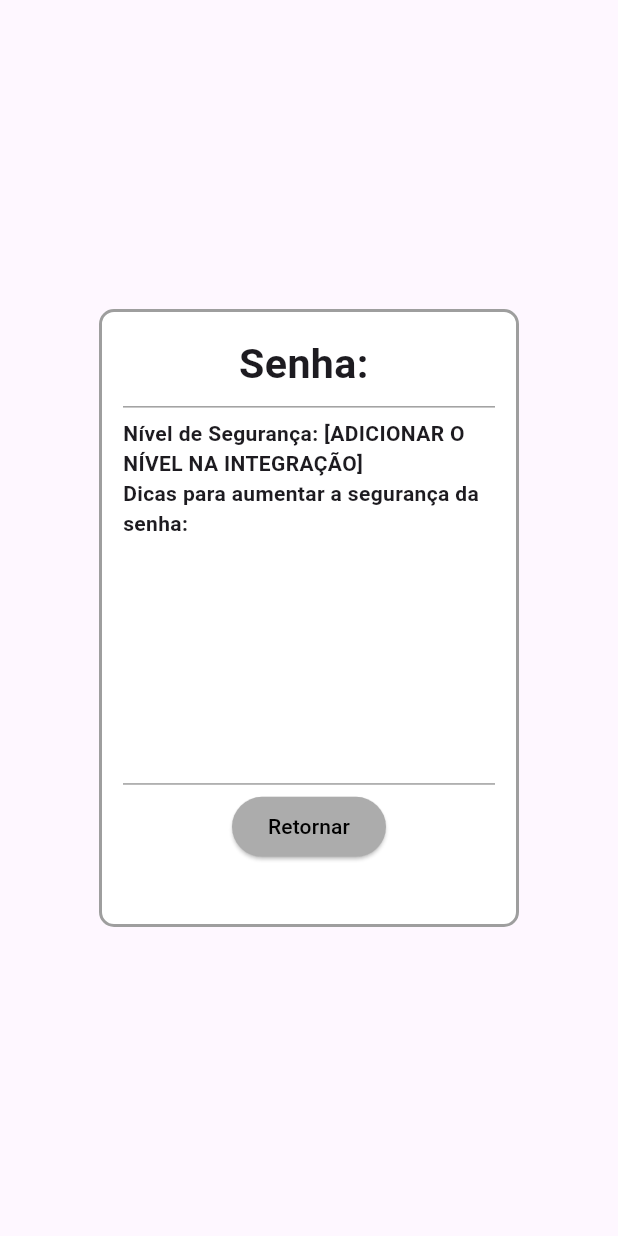
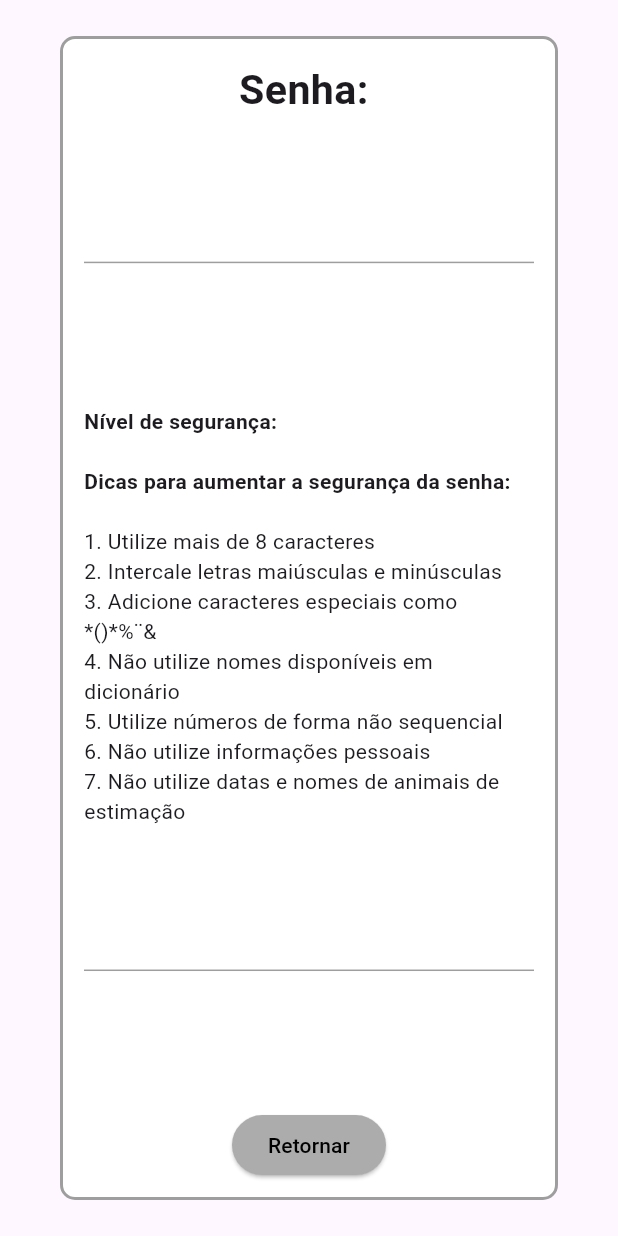
Before and after one commit to kaikdorvalo/aep_6s_2b, a Flutter app: the AlertPassword widget shown alone on an empty page, opened directly with empty values, on a phone screen of 412 x 824 dp. Run offline on Flutter 3.47's test engine with Material 3 defaults, Android fonts, the light colour scheme and no system bars.

Commit message:
feat: integrar backend com flutter

```diff
--- a/flutter/lib/alert_password.dart
+++ b/flutter/lib/alert_password.dart
@@ -1,8 +1,10 @@
 import 'package:flutter/material.dart';
 
 class AlertPassword extends StatelessWidget {
-  const AlertPassword({super.key, required this.password});
+  const AlertPassword(
+      {super.key, required this.password, required this.nivelSeguranca});
   final String password;
+  final String nivelSeguranca;
 
   @override
   Widget build(BuildContext context) {
@@ -12,59 +14,51 @@ class AlertPassword extends StatelessWidget {
           borderRadius: BorderRadius.circular(10.0),
           side: BorderSide(color: Colors.grey, width: 2.0),
         ),
+        child: Expanded(
           child: Container(
-        width: MediaQuery.of(context).size.width / 1.5,
-        height: MediaQuery.of(context).size.height / 2,
             padding: const EdgeInsets.all(16.0),
             child: Column(
+              mainAxisAlignment: MainAxisAlignment.spaceBetween,
               children: [
                 Container(
-              height: MediaQuery.of(context).size.height / 20,
                   child: Center(
                     child: Text(
                       'Senha: $password',
-                  style: TextStyle(fontWeight: FontWeight.bold,
-                  fontSize: MediaQuery.of(context).size.height / 30,),
+                      style: TextStyle(
+                        fontWeight: FontWeight.bold,
+                        fontSize: MediaQuery.of(context).size.height / 30,
+                      ),
                     ),
                   ),
                 ),
                 Divider(color: Colors.grey, thickness: 1.0),
                 Container(
-              width: MediaQuery.of(context).size.width / 1.5,
-              height: MediaQuery.of(context).size.height / 3.5,
                   child: SingleChildScrollView(
                     child: Column(
-                  crossAxisAlignment: CrossAxisAlignment.center,
+                      crossAxisAlignment: CrossAxisAlignment.start,
                       children: [
                         Text(
-                      'Nível de Segurança: [ADICIONAR O NÍVEL NA INTEGRAÇÃO]',
+                          'Nível de segurança: ${nivelSeguranca}',
                           style: TextStyle(fontWeight: FontWeight.bold),
+                        ),
+                        SizedBox(
+                          height: 20,
                         ),
                         Text(
                           'Dicas para aumentar a segurança da senha:',
                           style: TextStyle(fontWeight: FontWeight.bold),
                         ),
-                    //placeholder das sugestões
-                    Text(password),
-                    Text(password),
-                    Text(password),
-                    Text(password),
-                    Text(password),
-                    Text(password),
-                    Text(password),
-                    Text(password),
-                    Text(password),
-                    Text(password),
-                    Text(password),
-                    Text(password),
-                    Text(password),
-                    Text(password),
-                    Text(password),
-                    Text(password),
-                    Text(password),
-                    Text(password),
-                    Text(password),
-                    Text(password),
+                        SizedBox(
+                          height: 20,
+                        ),
+                        Text('1. Utilize mais de 8 caracteres'),
+                        Text('2. Intercale letras maiúsculas e minúsculas'),
+                        Text('3. Adicione caracteres especiais como *()*%¨&'),
+                        Text('4. Não utilize nomes disponíveis em dicionário'),
+                        Text('5. Utilize números de forma não sequencial'),
+                        Text('6. Não utilize informações pessoais'),
+                        Text(
+                            '7. Não utilize datas e nomes de animais de estimação'),
                       ],
                     ),
                   ),
@@ -81,7 +75,8 @@ class AlertPassword extends StatelessWidget {
                       style: ButtonStyle(
                         backgroundColor: MaterialStateProperty.all(
                             const Color.fromARGB(255, 172, 172, 172)),
-                    foregroundColor: MaterialStateProperty.all(Colors.black),
+                        foregroundColor:
+                            MaterialStateProperty.all(Colors.black),
                       ),
                     ),
                   ),
@@ -89,6 +84,6 @@ class AlertPassword extends StatelessWidget {
               ],
             ),
           ),
-    );
+        ));
   }
 }
--- a/flutter/pubspec.yaml
+++ b/flutter/pubspec.yaml
@@ -35,6 +35,7 @@ dependencies:
   # The following adds the Cupertino Icons font to your application.
   # Use with the CupertinoIcons class for iOS style icons.
   cupertino_icons: ^1.0.6
+  http: ^1.2.2
 
 dev_dependencies:
   flutter_test:
```
Also changed, not shown: flutter/lib/domain/password_entity.dart (added, +18 -0 lines), flutter/lib/domain/predicao_entity.dart (added, +10 -0 lines), flutter/lib/main_page.dart (+57 -10 lines), flutter/lib/service/abstract_api.dart (added, +39 -0 lines), flutter/lib/service/http_methods.dart (added, +23 -0 lines), flutter/lib/service/password_service.dart (added, +16 -0 lines), flutter/pubspec.lock, 12 other files. Lines whose indentation alone changed are shown as unchanged.
